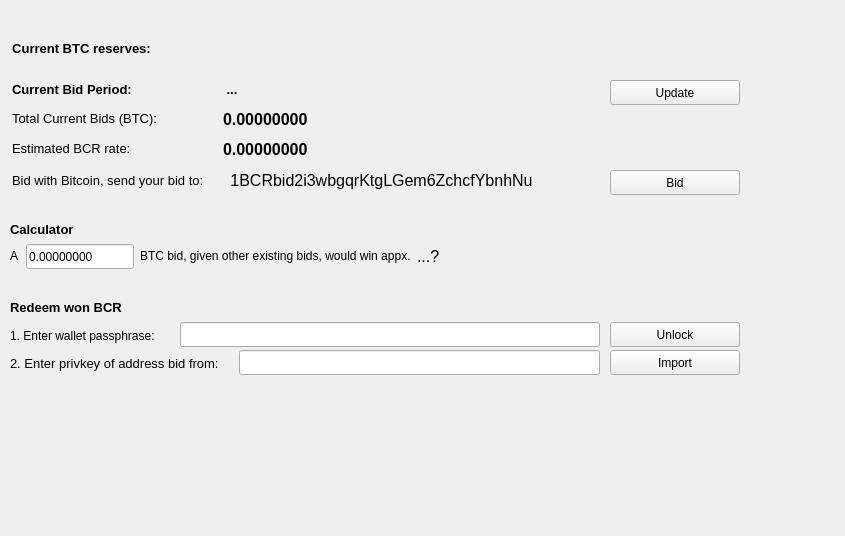
Qt form src/qt/forms/bidpage.ui (tlc2/bitcredit-2.0) before a commit.
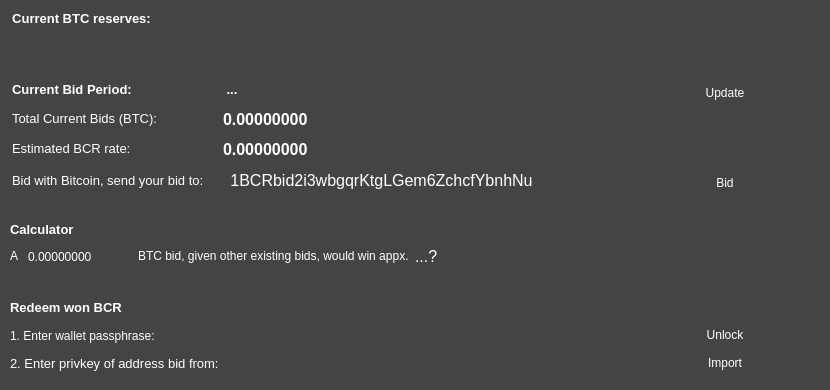
The same form after that commit.

```diff
--- a/src/qt/forms/bidpage.ui
+++ b/src/qt/forms/bidpage.ui
@@ -6,18 +6,22 @@
    <rect>
     <x>0</x>
     <y>0</y>
-    <width>845</width>
-    <height>536</height>
+    <width>830</width>
+    <height>390</height>
    </rect>
   </property>
   <property name="windowTitle">
    <string>Form</string>
   </property>
+  <property name="styleSheet">
+   <string notr="true">background-color: #444444; color: white; border: none;
+</string>
+  </property>
   <widget class="QLabel" name="label_BTCassets">
    <property name="geometry">
     <rect>
      <x>6</x>
-     <y>40</y>
+     <y>10</y>
      <width>151</width>
      <height>17</height>
     </rect>
@@ -140,9 +144,174 @@
    </property>
    <property name="palette">
     <palette>
-     <active/>
-     <inactive/>
-     <disabled/>
+     <active>
+      <colorrole role="WindowText">
+       <brush brushstyle="SolidPattern">
+        <color alpha="255">
+         <red>255</red>
+         <green>255</green>
+         <blue>255</blue>
+        </color>
+       </brush>
+      </colorrole>
+      <colorrole role="Button">
+       <brush brushstyle="SolidPattern">
+        <color alpha="255">
+         <red>68</red>
+         <green>68</green>
+         <blue>68</blue>
+        </color>
+       </brush>
+      </colorrole>
+      <colorrole role="Text">
+       <brush brushstyle="SolidPattern">
+        <color alpha="255">
+         <red>255</red>
+         <green>255</green>
+         <blue>255</blue>
+        </color>
+       </brush>
+      </colorrole>
+      <colorrole role="ButtonText">
+       <brush brushstyle="SolidPattern">
+        <color alpha="255">
+         <red>255</red>
+         <green>255</green>
+         <blue>255</blue>
+        </color>
+       </brush>
+      </colorrole>
+      <colorrole role="Base">
+       <brush brushstyle="SolidPattern">
+        <color alpha="255">
+         <red>68</red>
+         <green>68</green>
+         <blue>68</blue>
+        </color>
+       </brush>
+      </colorrole>
+      <colorrole role="Window">
+       <brush brushstyle="SolidPattern">
+        <color alpha="255">
+         <red>68</red>
+         <green>68</green>
+         <blue>68</blue>
+        </color>
+       </brush>
+      </colorrole>
+     </active>
+     <inactive>
+      <colorrole role="WindowText">
+       <brush brushstyle="SolidPattern">
+        <color alpha="255">
+         <red>255</red>
+         <green>255</green>
+         <blue>255</blue>
+        </color>
+       </brush>
+      </colorrole>
+      <colorrole role="Button">
+       <brush brushstyle="SolidPattern">
+        <color alpha="255">
+         <red>68</red>
+         <green>68</green>
+         <blue>68</blue>
+        </color>
+       </brush>
+      </colorrole>
+      <colorrole role="Text">
+       <brush brushstyle="SolidPattern">
+        <color alpha="255">
+         <red>255</red>
+         <green>255</green>
+         <blue>255</blue>
+        </color>
+       </brush>
+      </colorrole>
+      <colorrole role="ButtonText">
+       <brush brushstyle="SolidPattern">
+        <color alpha="255">
+         <red>255</red>
+         <green>255</green>
+         <blue>255</blue>
+        </color>
+       </brush>
+      </colorrole>
+      <colorrole role="Base">
+       <brush brushstyle="SolidPattern">
+        <color alpha="255">
+         <red>68</red>
+         <green>68</green>
+         <blue>68</blue>
+        </color>
+       </brush>
+      </colorrole>
+      <colorrole role="Window">
+       <brush brushstyle="SolidPattern">
+        <color alpha="255">
+         <red>68</red>
+         <green>68</green>
+         <blue>68</blue>
+        </color>
+       </brush>
+      </colorrole>
+     </inactive>
+     <disabled>
+      <colorrole role="WindowText">
+       <brush brushstyle="SolidPattern">
+        <color alpha="255">
+         <red>255</red>
+         <green>255</green>
+         <blue>255</blue>
+        </color>
+       </brush>
+      </colorrole>
+      <colorrole role="Button">
+       <brush brushstyle="SolidPattern">
+        <color alpha="255">
+         <red>68</red>
+         <green>68</green>
+         <blue>68</blue>
+        </color>
+       </brush>
+      </colorrole>
+      <colorrole role="Text">
+       <brush brushstyle="SolidPattern">
+        <color alpha="255">
+         <red>255</red>
+         <green>255</green>
+         <blue>255</blue>
+        </color>
+       </brush>
+      </colorrole>
+      <colorrole role="ButtonText">
+       <brush brushstyle="SolidPattern">
+        <color alpha="255">
+         <red>255</red>
+         <green>255</green>
+         <blue>255</blue>
+        </color>
+       </brush>
+      </colorrole>
+      <colorrole role="Base">
+       <brush brushstyle="SolidPattern">
+        <color alpha="255">
+         <red>68</red>
+         <green>68</green>
+         <blue>68</blue>
+        </color>
+       </brush>
+      </colorrole>
+      <colorrole role="Window">
+       <brush brushstyle="SolidPattern">
+        <color alpha="255">
+         <red>68</red>
+         <green>68</green>
+         <blue>68</blue>
+        </color>
+       </brush>
+      </colorrole>
+     </disabled>
     </palette>
    </property>
    <property name="font">
@@ -212,7 +381,7 @@
   <widget class="QPushButton" name="pushButtonBTC">
    <property name="geometry">
     <rect>
-     <x>610</x>
+     <x>660</x>
      <y>170</y>
      <width>130</width>
      <height>25</height>
@@ -266,7 +435,7 @@
   <widget class="QPushButton" name="pushButtonRefresh">
    <property name="geometry">
     <rect>
-     <x>610</x>
+     <x>660</x>
      <y>80</y>
      <width>130</width>
      <height>25</height>
@@ -349,7 +518,7 @@
     <string>Calculator</string>
    </property>
   </widget>
-  <widget class="QWidget" name="">
+  <widget class="QWidget" name="layoutWidget">
    <property name="geometry">
     <rect>
      <x>10</x>
@@ -456,9 +625,9 @@
   <widget class="QLineEdit" name="lineEditPrivkey">
    <property name="geometry">
     <rect>
-     <x>239</x>
+     <x>240</x>
      <y>350</y>
-     <width>361</width>
+     <width>410</width>
      <height>25</height>
     </rect>
    </property>
@@ -490,7 +659,7 @@
   <widget class="QPushButton" name="pushButtonImport">
    <property name="geometry">
     <rect>
-     <x>610</x>
+     <x>660</x>
      <y>350</y>
      <width>130</width>
      <height>25</height>
@@ -550,9 +719,9 @@
   <widget class="QLineEdit" name="lineEditPassphrase">
    <property name="geometry">
     <rect>
-     <x>180</x>
+     <x>240</x>
      <y>322</y>
-     <width>420</width>
+     <width>410</width>
      <height>25</height>
     </rect>
    </property>
@@ -594,7 +763,7 @@
   <widget class="QPushButton" name="pushButtonUnlock">
    <property name="geometry">
     <rect>
-     <x>610</x>
+     <x>660</x>
      <y>322</y>
      <width>130</width>
      <height>25</height>
```
